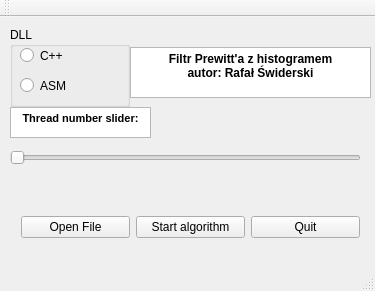
The window that JAproj.ui (ObiWan-Banan/Filtr-prewitta) describes before a commit, drawn with Qt 5.
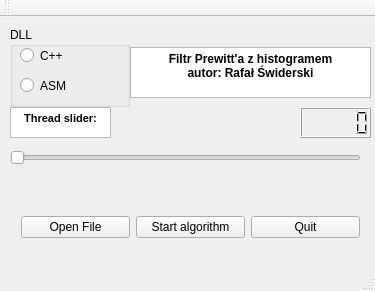
The same window after the commit.

Commit message: added thread slider info and changed startAlgorithButton function.

Diff of the .ui file:
```diff
--- a/JAproj.ui
+++ b/JAproj.ui
@@ -90,7 +90,7 @@
      <rect>
       <x>10</x>
       <y>90</y>
-      <width>141</width>
+      <width>101</width>
       <height>31</height>
      </rect>
     </property>
@@ -99,7 +99,7 @@
 &lt;html&gt;&lt;head&gt;&lt;meta name=&quot;qrichtext&quot; content=&quot;1&quot; /&gt;&lt;style type=&quot;text/css&quot;&gt;
 p, li { white-space: pre-wrap; }
 &lt;/style&gt;&lt;/head&gt;&lt;body style=&quot; font-family:'MS Shell Dlg 2'; font-size:8.25pt; font-weight:400; font-style:normal;&quot;&gt;
-&lt;p align=&quot;center&quot; style=&quot; margin-top:0px; margin-bottom:0px; margin-left:0px; margin-right:0px; -qt-block-indent:0; text-indent:0px;&quot;&gt;&lt;span style=&quot; font-size:8pt; font-weight:600;&quot;&gt;Thread number slider:&lt;/span&gt;&lt;/p&gt;&lt;/body&gt;&lt;/html&gt;</string>
+&lt;p align=&quot;center&quot; style=&quot; margin-top:0px; margin-bottom:0px; margin-left:0px; margin-right:0px; -qt-block-indent:0; text-indent:0px;&quot;&gt;&lt;span style=&quot; font-size:8pt; font-weight:600;&quot;&gt;Thread slider:&lt;/span&gt;&lt;/p&gt;&lt;/body&gt;&lt;/html&gt;</string>
     </property>
    </widget>
    <widget class="QGroupBox" name="groupBox_2">
@@ -141,6 +141,16 @@
      </property>
     </widget>
    </widget>
+   <widget class="QLCDNumber" name="lcdNumber">
+    <property name="geometry">
+     <rect>
+      <x>300</x>
+      <y>90</y>
+      <width>71</width>
+      <height>31</height>
+     </rect>
+    </property>
+   </widget>
   </widget>
   <widget class="QToolBar" name="mainToolBar">
    <attribute name="toolBarArea">
```
Left out of the diff: 16 changed lines with no effect on the pictures. The commit also changes 2 other files.
